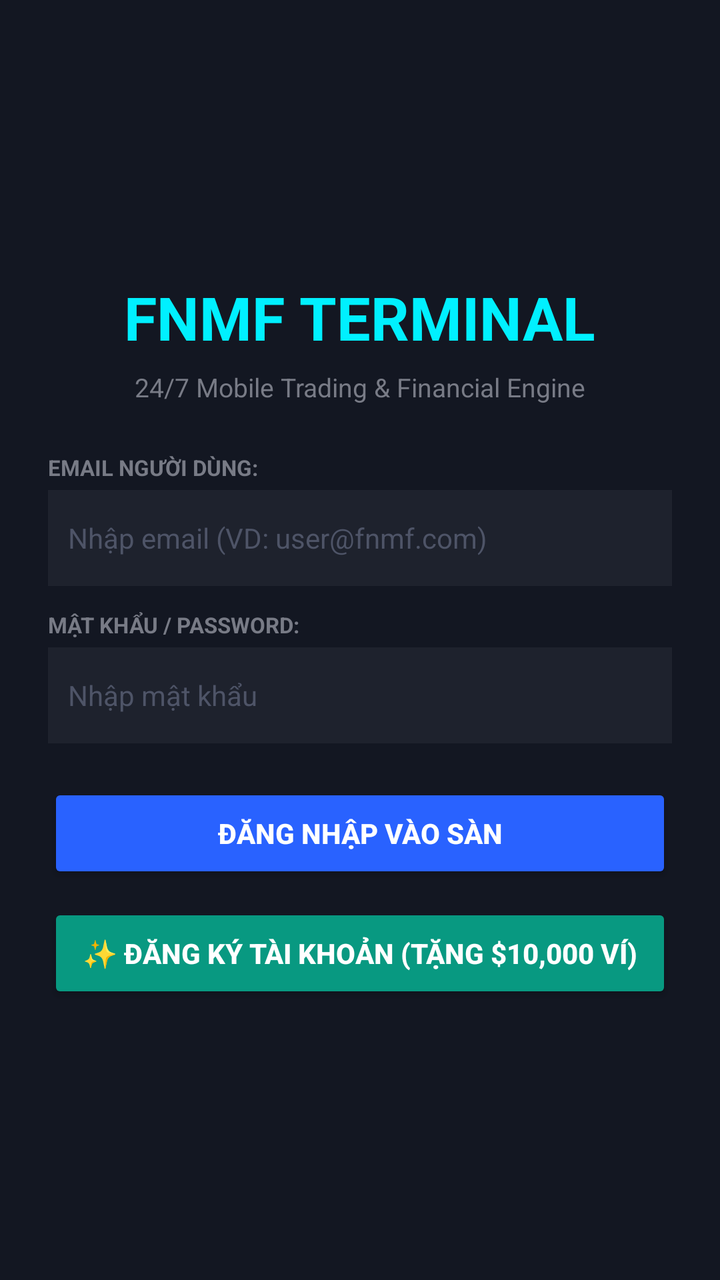
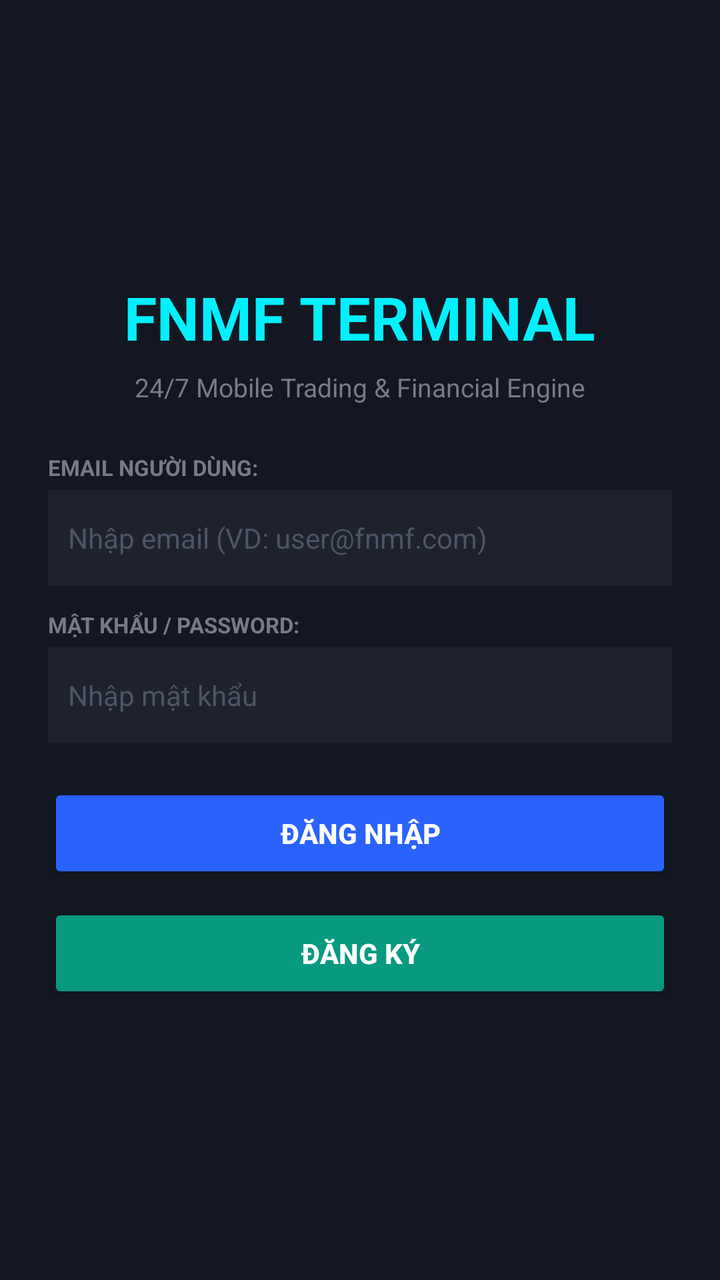

Two renders of the same Android screen: before a commit and after it. Below are the layout's source before the change and the commit's diff.
<!-- AndroidManifest.xml: application theme Theme.NHUMONGLENH -->
<!-- res/layout/layout_activity1.xml -->
<?xml version="1.0" encoding="utf-8"?>
<LinearLayout xmlns:android="http://schemas.android.com/apk/res/android"
    android:layout_width="match_parent"
    android:layout_height="match_parent"
    android:orientation="vertical"
    android:padding="24dp"
    android:background="#131722"
    android:gravity="center">

    <TextView
        android:layout_width="wrap_content"
        android:layout_height="wrap_content"
        android:text="FNMF TERMINAL"
        android:textColor="#00F0FF"
        android:textSize="30sp"
        android:textStyle="bold"
        android:layout_marginBottom="6dp"/>

    <TextView
        android:layout_width="wrap_content"
        android:layout_height="wrap_content"
        android:text="24/7 Mobile Trading &amp; Financial Engine"
        android:textColor="#787B86"
        android:textSize="13sp"
        android:layout_marginBottom="24dp"/>

    
    <TextView
        android:layout_width="match_parent"
        android:layout_height="wrap_content"
        android:text="EMAIL NGƯỜI DÙNG:"
        android:textColor="#787B86"
        android:textSize="11sp"
        android:textStyle="bold"
        android:layout_marginBottom="4dp"/>

    <EditText
        android:id="@+id/etEmail"
        android:layout_width="match_parent"
        android:layout_height="48dp"
        android:hint="Nhập email (VD: user@fnmf.com)"
        android:textColorHint="#4E5467"
        android:textColor="#FFFFFF"
        android:inputType="textEmailAddress"
        android:autofillHints="emailAddress"
        android:background="#1E222D"
        android:padding="10dp"
        android:textSize="14sp"
        android:layout_marginBottom="12dp"/>

    
    <TextView
        android:layout_width="match_parent"
        android:layout_height="wrap_content"
        android:text="MẬT KHẨU / PASSWORD:"
        android:textColor="#787B86"
        android:textSize="11sp"
        android:textStyle="bold"
        android:layout_marginBottom="4dp"/>

    <EditText
        android:id="@+id/etPassword"
        android:layout_width="match_parent"
        android:layout_height="48dp"
        android:hint="Nhập mật khẩu"
        android:textColorHint="#4E5467"
        android:textColor="#FFFFFF"
        android:inputType="textPassword"
        android:autofillHints="password"
        android:background="#1E222D"
        android:padding="10dp"
        android:textSize="14sp"
        android:layout_marginBottom="20dp"/>

    
    <Button
        android:id="@+id/btnLogin"
        android:layout_width="match_parent"
        android:layout_height="50dp"
        android:text="ĐĂNG NHẬP VÀO SÀN"
        android:backgroundTint="#2962FF"
        android:textStyle="bold"
        android:textColor="#FFFFFF"
        android:layout_marginBottom="10dp"/>

    
    <Button
        android:id="@+id/btnRegister"
        android:layout_width="match_parent"
        android:layout_height="50dp"
        android:text="✨ ĐĂNG KÝ TÀI KHOẢN (TẶNG $10,000 VÍ)"
        android:backgroundTint="#089981"
        android:textStyle="bold"
        android:textColor="#FFFFFF"/>
</LinearLayout>
<!-- resources referenced by this layout -->
<resources>
  <style name="Theme.NHUMONGLENH" parent="Theme.MaterialComponents.DayNight.DarkActionBar">
          
          <item name="colorPrimary">@color/purple_500</item>
          <item name="colorPrimaryVariant">@color/purple_700</item>
          <item name="colorOnPrimary">@color/white</item>
          
          <item name="colorSecondary">@color/teal_200</item>
          <item name="colorSecondaryVariant">@color/teal_700</item>
          <item name="colorOnSecondary">@color/black</item>
          
          <item name="android:statusBarColor">?attr/colorPrimaryVariant</item>
          
      </style>
  <color name="purple_500">#FF6200EE</color>
  <color name="purple_700">#FF3700B3</color>
  <color name="white">#FFFFFFFF</color>
  <color name="teal_200">#FF03DAC5</color>
  <color name="teal_700">#FF018786</color>
  <color name="black">#FF000000</color>
</resources>

<!-- the commit's change to res/layout/layout_activity1.xml (unified diff, before → after) -->
@@ -10,7 +10,7 @@
     <TextView
         android:layout_width="wrap_content"
         android:layout_height="wrap_content"
-        android:text="FNMF TERMINAL"
+        android:text="@string/auth_login_title"
         android:textColor="#00F0FF"
         android:textSize="30sp"
         android:textStyle="bold"
@@ -19,7 +19,7 @@
     <TextView
         android:layout_width="wrap_content"
         android:layout_height="wrap_content"
-        android:text="24/7 Mobile Trading &amp; Financial Engine"
+        android:text="@string/auth_login_subtitle"
         android:textColor="#787B86"
         android:textSize="13sp"
         android:layout_marginBottom="24dp"/>
@@ -28,7 +28,7 @@
     <TextView
         android:layout_width="match_parent"
         android:layout_height="wrap_content"
-        android:text="EMAIL NGƯỜI DÙNG:"
+        android:text="@string/auth_email_label"
         android:textColor="#787B86"
         android:textSize="11sp"
         android:textStyle="bold"
@@ -38,7 +38,7 @@
         android:id="@+id/etEmail"
         android:layout_width="match_parent"
         android:layout_height="48dp"
-        android:hint="Nhập email (VD: user@fnmf.com)"
+        android:hint="@string/auth_email_hint"
         android:textColorHint="#4E5467"
         android:textColor="#FFFFFF"
         android:inputType="textEmailAddress"
@@ -52,7 +52,7 @@
     <TextView
         android:layout_width="match_parent"
         android:layout_height="wrap_content"
-        android:text="MẬT KHẨU / PASSWORD:"
+        android:text="@string/auth_password_label"
         android:textColor="#787B86"
         android:textSize="11sp"
         android:textStyle="bold"
@@ -62,7 +62,7 @@
         android:id="@+id/etPassword"
         android:layout_width="match_parent"
         android:layout_height="48dp"
-        android:hint="Nhập mật khẩu"
+        android:hint="@string/auth_password_hint"
         android:textColorHint="#4E5467"
         android:textColor="#FFFFFF"
         android:inputType="textPassword"
@@ -77,7 +77,7 @@
         android:id="@+id/btnLogin"
         android:layout_width="match_parent"
         android:layout_height="50dp"
-        android:text="ĐĂNG NHẬP VÀO SÀN"
+        android:text="@string/auth_btn_login"
         android:backgroundTint="#2962FF"
         android:textStyle="bold"
         android:textColor="#FFFFFF"
@@ -88,7 +88,7 @@
         android:id="@+id/btnRegister"
         android:layout_width="match_parent"
         android:layout_height="50dp"
-        android:text="✨ ĐĂNG KÝ TÀI KHOẢN (TẶNG $10,000 VÍ)"
+        android:text="@string/auth_btn_register"
         android:backgroundTint="#089981"
         android:textStyle="bold"
         android:textColor="#FFFFFF"/>
<!-- resource entries referenced after the edit -->
@@ -1,5 +1,13 @@
 <!-- resources referenced by this layout -->
 <resources>
+  <string name="auth_btn_login">Đăng nhập</string>
+  <string name="auth_btn_register">Đăng ký</string>
+  <string name="auth_email_hint">Nhập email (VD: user@fnmf.com)</string>
+  <string name="auth_email_label">EMAIL NGƯỜI DÙNG:</string>
+  <string name="auth_login_subtitle">24/7 Mobile Trading &amp; Financial Engine</string>
+  <string name="auth_login_title">FNMF TERMINAL</string>
+  <string name="auth_password_hint">Nhập mật khẩu</string>
+  <string name="auth_password_label">MẬT KHẨU / PASSWORD:</string>
   <style name="Theme.NHUMONGLENH" parent="Theme.MaterialComponents.DayNight.DarkActionBar">
           
           <item name="colorPrimary">@color/purple_500</item>
